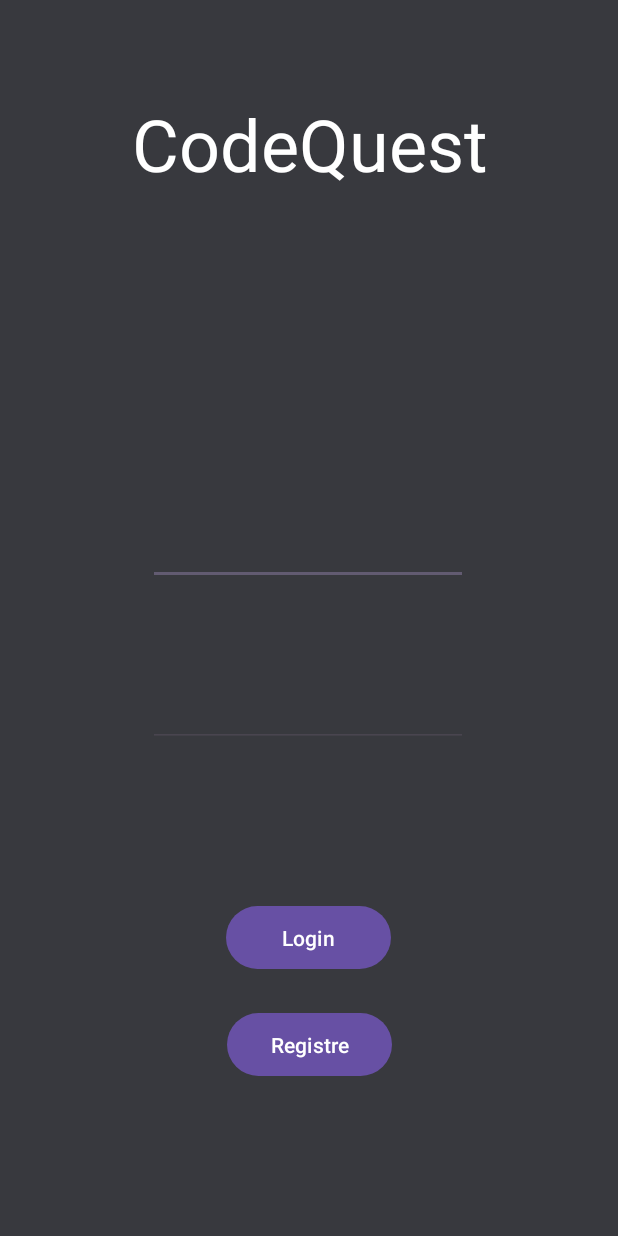
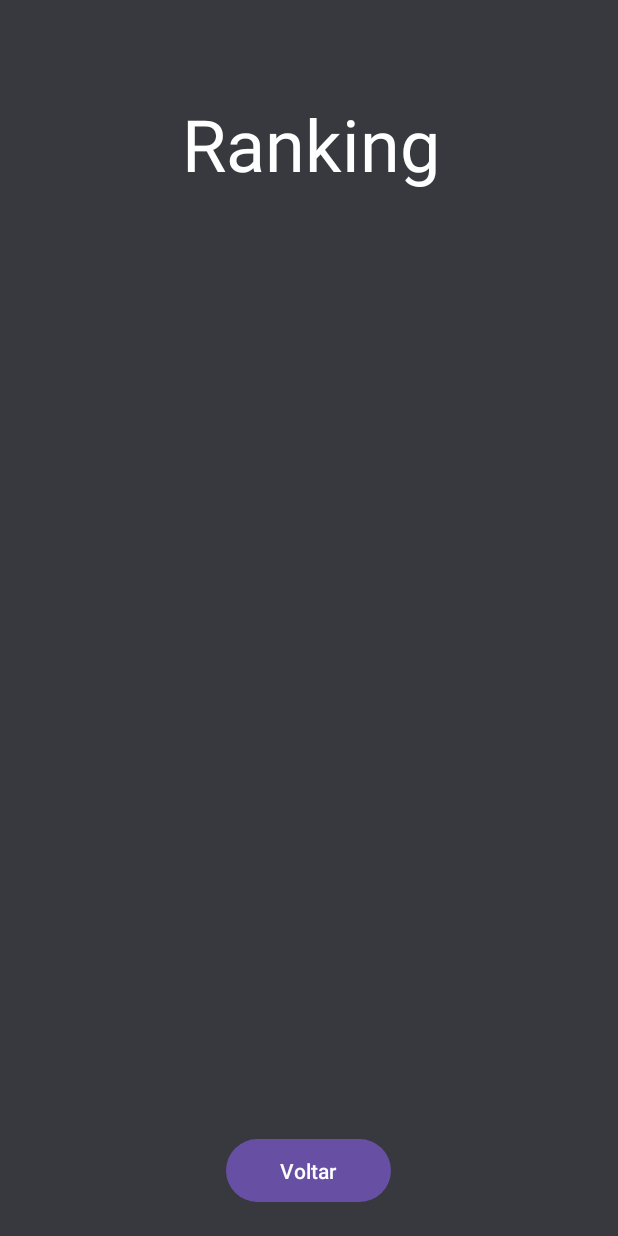
Before and after one commit to DeibsonS/CodeQuest, an Android app: the screen it shows after launch (MainActivity), on a phone screen of 412 x 824 dp. Run offline under Robolectric (Android 15) with nearby library versions, the phone set to English and light mode, and no system bars.

```diff
--- a/app/src/main/java/com/example/codequest/Menu.kt
+++ b/app/src/main/java/com/example/codequest/Menu.kt
@@ -38,12 +38,12 @@ class Menu : AppCompatActivity() {
 
     private fun TL_RANKING() {
         //ALTERAR A TELA PARA TELA DE RANKING
-        val telaranking = Intent(this, MenuQuests::class.java)
+        val telaranking = Intent(this, MainActivity::class.java)
         startActivity(telaranking)
     }
 
     private fun TL_VOLTA() {
-        val telalogin = Intent(this, MainActivity::class.java)
+        val telalogin = Intent(this, TelaRanking::class.java)
         startActivity(telalogin)
     }
 
--- a/app/src/main/res/layout/activity_main.xml
+++ b/app/src/main/res/layout/activity_main.xml
@@ -12,7 +12,7 @@
         android:id="@+id/t1TV_TITULO"
         android:layout_width="wrap_content"
         android:layout_height="wrap_content"
-        android:text="CodeQuest"
+        android:text="Ranking"
         android:textColor="#FFFFFF"
         android:textSize="48sp"
         app:layout_constraintBottom_toBottomOf="parent"
@@ -23,54 +23,15 @@
         app:layout_constraintVertical_bias="0.083" />
 
     <Button
-        android:id="@+id/BTN_REGISTRE"
+        android:id="@+id/BTN_SAIR"
         android:layout_width="110dp"
         android:layout_height="50dp"
-        android:text="Registre"
-        app:layout_constraintBottom_toBottomOf="parent"
-        app:layout_constraintEnd_toEndOf="parent"
-        app:layout_constraintHorizontal_bias="0.501"
-        app:layout_constraintStart_toStartOf="parent"
-        app:layout_constraintTop_toTopOf="parent"
-        app:layout_constraintVertical_bias="0.867" />
-
-    <EditText
-        android:id="@+id/ED_USUARIO"
-        android:layout_width="wrap_content"
-        android:layout_height="wrap_content"
-        android:ems="10"
-        android:inputType="text"
-        android:textColor="#FAF8F8"
-        app:layout_constraintBottom_toBottomOf="parent"
-        app:layout_constraintEnd_toEndOf="parent"
-        app:layout_constraintHorizontal_bias="0.497"
-        app:layout_constraintStart_toStartOf="parent"
-        app:layout_constraintTop_toTopOf="parent"
-        app:layout_constraintVertical_bias="0.443" />
-
-    <Button
-        android:id="@+id/BTN_LOGIN"
-        android:layout_width="110dp"
-        android:layout_height="50dp"
-        android:text="Login"
+        android:text="Voltar"
         app:layout_constraintBottom_toBottomOf="parent"
         app:layout_constraintEnd_toEndOf="parent"
         app:layout_constraintHorizontal_bias="0.498"
         app:layout_constraintStart_toStartOf="parent"
         app:layout_constraintTop_toTopOf="parent"
-        app:layout_constraintVertical_bias="0.775" />
+        app:layout_constraintVertical_bias="0.976" />
 
-    <EditText
-        android:id="@+id/ED_SENHA"
-        android:layout_width="wrap_content"
-        android:layout_height="wrap_content"
-        android:ems="10"
-        android:inputType="textPassword"
-        android:textColor="#FAF8F8"
-        app:layout_constraintBottom_toBottomOf="parent"
-        app:layout_constraintEnd_toEndOf="parent"
-        app:layout_constraintHorizontal_bias="0.497"
-        app:layout_constraintStart_toStartOf="parent"
-        app:layout_constraintTop_toTopOf="parent"
-        app:layout_constraintVertical_bias="0.581" />
 </androidx.constraintlayout.widget.ConstraintLayout>
```
Also changed, not shown: app/src/main/AndroidManifest.xml (+9 -0 lines), app/src/main/java/com/example/codequest/MainActivity.kt (+3 -22 lines), app/src/main/java/com/example/codequest/TelaRanking.kt (added, +38 -0 lines), app/src/main/res/layout/activity_tela_ranking.xml (added, +76 -0 lines).
